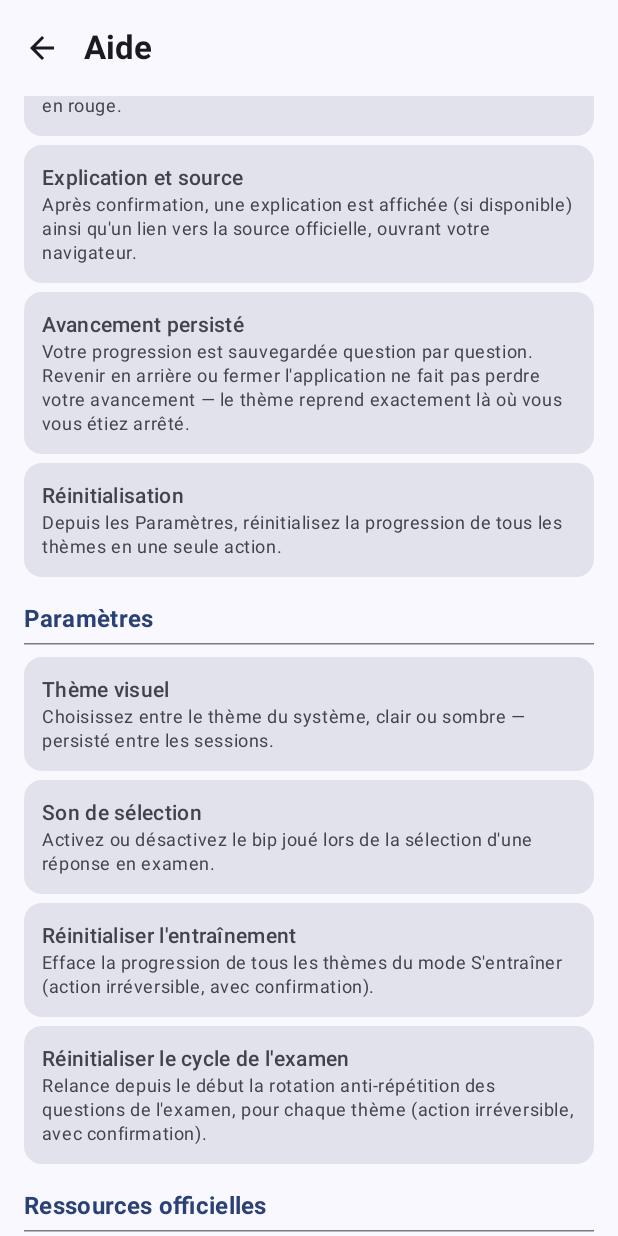
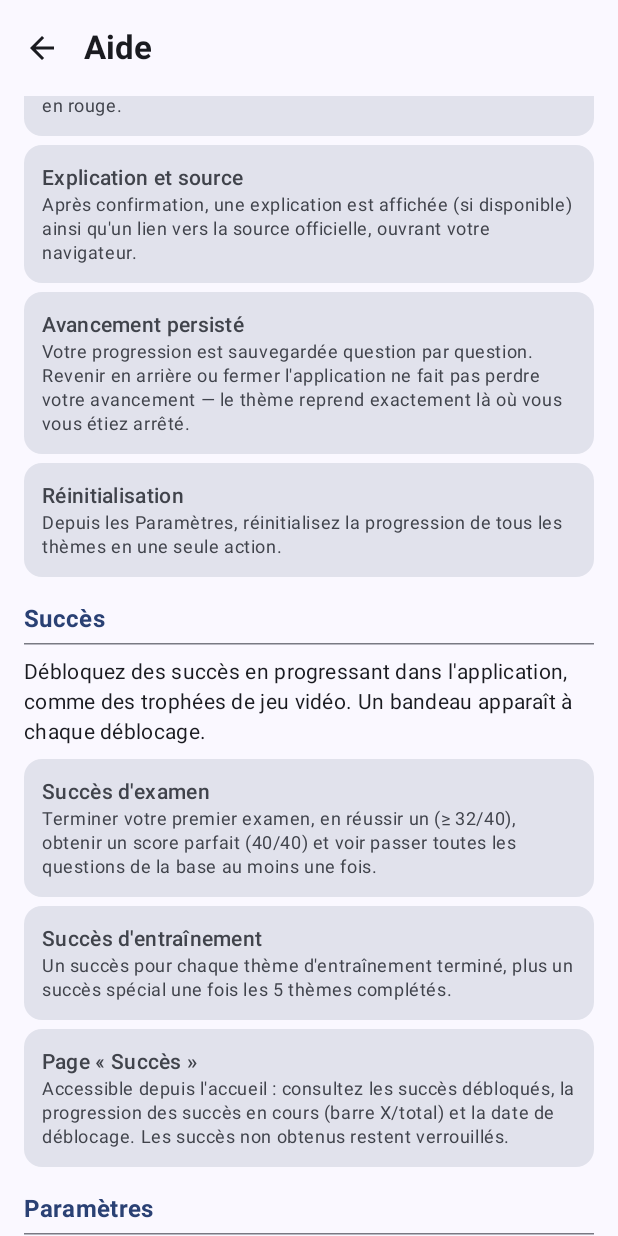
Before and after one commit to borisboiakki/QCM_France, an Android app built with Jetpack Compose: the HelpScreen screen opened through its navigation route, scrolled down 1596 dp, on a phone screen of 412 x 824 dp. Run offline under Robolectric (Android 15) with nearby library versions, the phone set to English and light mode, and no system bars; our stand-ins replace Dagger/Hilt's generated code; network calls fail; pictures from the network do not load.

Commit message:
Documenter le système de succès (README + aide in-app)
- README.md : nouvelle section « Succès (achievements) », mentions dans
  l'accueil, les paramètres et l'aide, mise à jour de l'architecture
  (entités, DAO, repository, ViewModel, écrans, composant, routes, BDD v9)
  et de l'arborescence des fichiers source.
- HelpScreen : section « Succès » (succès d'examen, d'entraînement, page
  dédiée) + entrée « Réinitialiser les succès » dans l'aide des paramètres.
- strings.xml : chaînes d'aide correspondantes.

Co-Authored-By: Claude Opus 4.8 <noreply@anthropic.com>
Claude-Session: https://claude.ai/code/session_019xTzP2M8Ptqna6fcioMFB2

```diff
--- a/app/src/main/java/com/example/qcmfrance/ui/screen/HelpScreen.kt
+++ b/app/src/main/java/com/example/qcmfrance/ui/screen/HelpScreen.kt
@@ -221,6 +221,29 @@ fun HelpScreen(onBack: () -> Unit) {
             }
 
             item {
+                HelpSectionTitle(stringResource(R.string.help_achievements_title))
+                Text(
+                    text = stringResource(R.string.help_achievements_intro),
+                    style = MaterialTheme.typography.bodyMedium
+                )
+                Spacer(modifier = Modifier.height(8.dp))
+                Column(verticalArrangement = Arrangement.spacedBy(6.dp)) {
+                    HelpFeatureRow(
+                        stringResource(R.string.help_achievements_exam_title),
+                        stringResource(R.string.help_achievements_exam_desc)
+                    )
+                    HelpFeatureRow(
+                        stringResource(R.string.help_achievements_training_title),
+                        stringResource(R.string.help_achievements_training_desc)
+                    )
+                    HelpFeatureRow(
+                        stringResource(R.string.help_achievements_page_title),
+                        stringResource(R.string.help_achievements_page_desc)
+                    )
+                }
+            }
+
+            item {
                 HelpSectionTitle(stringResource(R.string.help_settings_title))
                 Column(verticalArrangement = Arrangement.spacedBy(6.dp)) {
                     HelpFeatureRow(
@@ -238,6 +261,10 @@ fun HelpScreen(onBack: () -> Unit) {
                     HelpFeatureRow(
                         stringResource(R.string.help_settings_reset_cycle_title),
                         stringResource(R.string.help_settings_reset_cycle_desc)
+                    )
+                    HelpFeatureRow(
+                        stringResource(R.string.help_settings_reset_achievements_title),
+                        stringResource(R.string.help_settings_reset_achievements_desc)
                     )
                 }
             }
--- a/app/src/main/res/values/strings.xml
+++ b/app/src/main/res/values/strings.xml
@@ -161,6 +161,14 @@
     <string name="help_training_progress_desc">Votre progression est sauvegardée question par question. Revenir en arrière ou fermer l\'application ne fait pas perdre votre avancement — le thème reprend exactement là où vous vous étiez arrêté.</string>
     <string name="help_training_reset_title">Réinitialisation</string>
     <string name="help_training_reset_desc">Depuis les Paramètres, réinitialisez la progression de tous les thèmes en une seule action.</string>
+    <string name="help_achievements_title">Succès</string>
+    <string name="help_achievements_intro">Débloquez des succès en progressant dans l\'application, comme des trophées de jeu vidéo. Un bandeau apparaît à chaque déblocage.</string>
+    <string name="help_achievements_exam_title">Succès d\'examen</string>
+    <string name="help_achievements_exam_desc">Terminer votre premier examen, en réussir un (≥ 32/40), obtenir un score parfait (40/40) et voir passer toutes les questions de la base au moins une fois.</string>
+    <string name="help_achievements_training_title">Succès d\'entraînement</string>
+    <string name="help_achievements_training_desc">Un succès pour chaque thème d\'entraînement terminé, plus un succès spécial une fois les 5 thèmes complétés.</string>
+    <string name="help_achievements_page_title">Page « Succès »</string>
+    <string name="help_achievements_page_desc">Accessible depuis l\'accueil : consultez les succès débloqués, la progression des succès en cours (barre X/total) et la date de déblocage. Les succès non obtenus restent verrouillés.</string>
     <string name="help_settings_title">Paramètres</string>
     <string name="help_settings_theme_title">Thème visuel</string>
     <string name="help_settings_theme_desc">Choisissez entre le thème du système, clair ou sombre — persisté entre les sessions.</string>
@@ -170,6 +178,8 @@
     <string name="help_settings_reset_training_desc">Efface la progression de tous les thèmes du mode S\'entraîner (action irréversible, avec confirmation).</string>
     <string name="help_settings_reset_cycle_title">Réinitialiser le cycle de l\'examen</string>
     <string name="help_settings_reset_cycle_desc">Relance depuis le début la rotation anti-répétition des questions de l\'examen, pour chaque thème (action irréversible, avec confirmation).</string>
+    <string name="help_settings_reset_achievements_title">Réinitialiser les succès</string>
+    <string name="help_settings_reset_achievements_desc">Efface tous les succès débloqués et leur progression (action irréversible, avec confirmation).</string>
     <string name="help_links_title">Ressources officielles</string>
     <string name="help_links_hint">Appuyez sur un lien pour l\'ouvrir dans votre navigateur.</string>
     <string name="help_link_general">Informations générales sur l\'examen civique</string>
```
Also changed, not shown: 1 other file.
